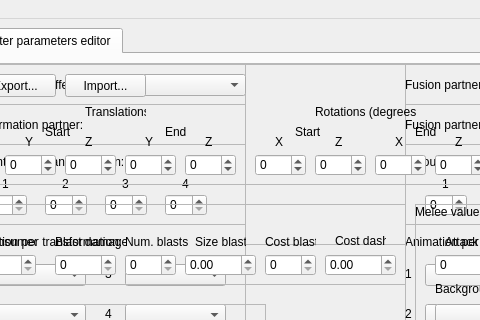
This is lib/design/Raging_tools.ui in adsl14/Raging-tools as Qt 5 draws it before an edit; both pictures show x 246 to 726 and y 0 to 320 of the 952 by 853 pixel window. The edited form follows.
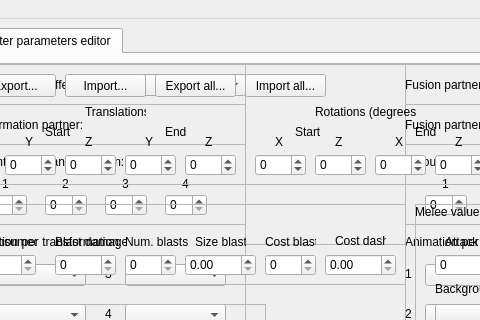
This is the edited form. The open tabs and pages were chosen to show the change. Icons and pictures are not drawn.

Commit message: Added 'Export all', 'Import all' button for cameras, and also added a custom extension for cameras

Patch:
```diff
--- a/lib/design/Raging_tools.ui
+++ b/lib/design/Raging_tools.ui
@@ -4987,6 +4987,32 @@
                <string>Import...</string>
               </property>
              </widget>
+             <widget class="QPushButton" name="exportAllCameraButton">
+              <property name="geometry">
+               <rect>
+                <x>380</x>
+                <y>10</y>
+                <width>81</width>
+                <height>23</height>
+               </rect>
+              </property>
+              <property name="text">
+               <string>Export all...</string>
+              </property>
+             </widget>
+             <widget class="QPushButton" name="importAllCameraButton">
+              <property name="geometry">
+               <rect>
+                <x>470</x>
+                <y>10</y>
+                <width>81</width>
+                <height>23</height>
+               </rect>
+              </property>
+              <property name="text">
+               <string>Import all...</string>
+              </property>
+             </widget>
             </widget>
            </widget>
           </widget>
```
The commit also changes 6 other files.
